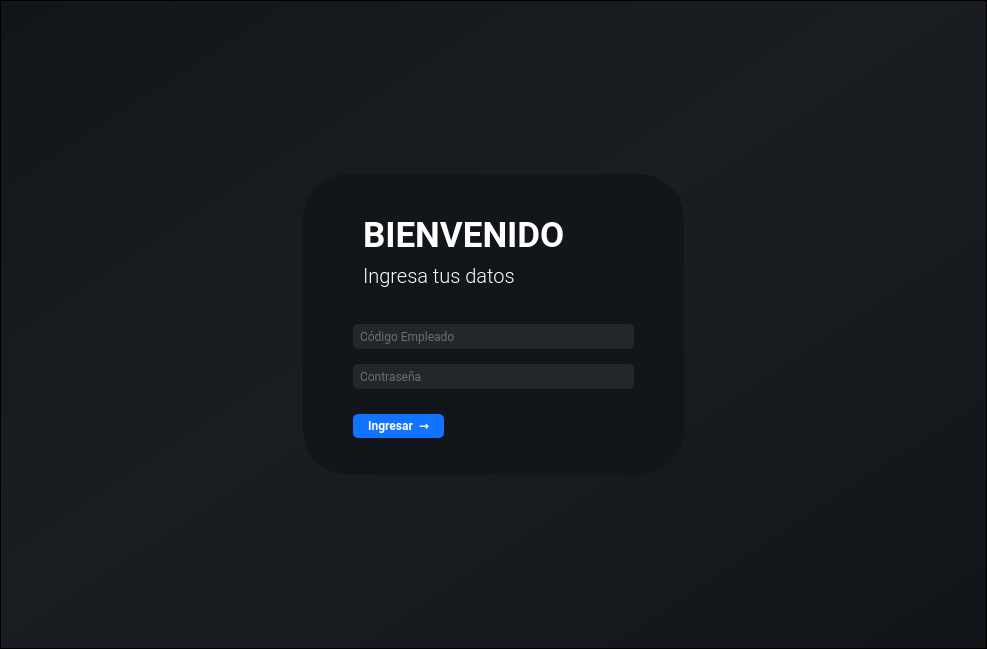
Qt form Interfaces/login/login_ui.ui (juanignaciocansillieri/bullsoft) before a commit.
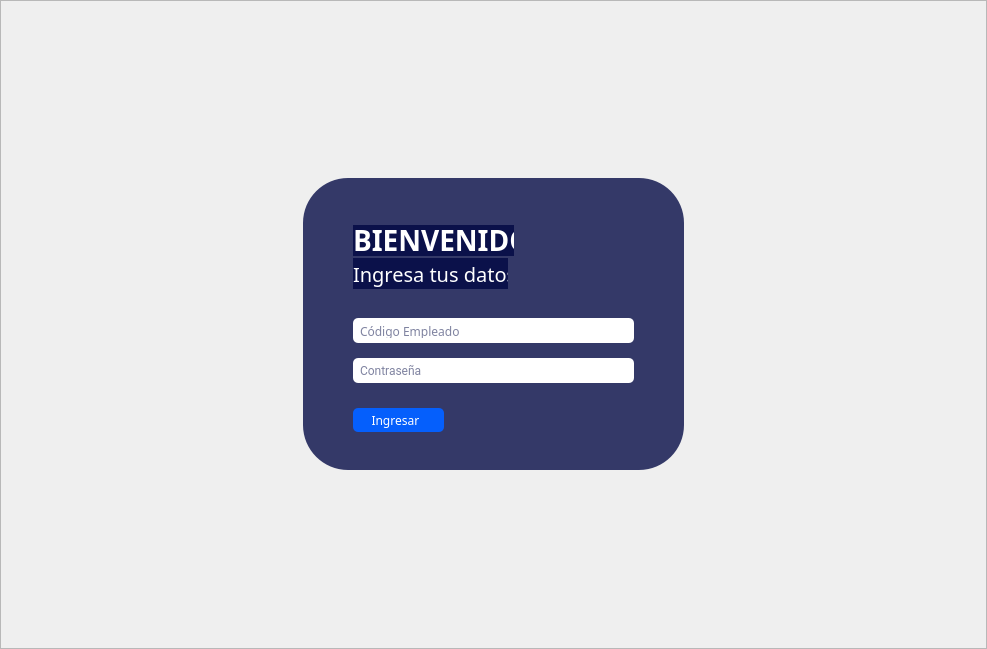
The same form after that commit. Icons and pictures are not drawn.

```diff
--- a/Interfaces/login/login_ui.ui
+++ b/Interfaces/login/login_ui.ui
@@ -10,6 +10,12 @@
     <height>649</height>
    </rect>
   </property>
+  <property name="maximumSize">
+   <size>
+    <width>987</width>
+    <height>649</height>
+   </size>
+  </property>
   <property name="windowTitle">
    <string>MainWindow</string>
   </property>
@@ -45,7 +51,9 @@
        </size>
       </property>
       <property name="styleSheet">
-       <string notr="true">background-color: qlineargradient(spread:pad, x1:0.00609095, y1:0, x2:0.966636, y2:0.955, stop:0 rgba(18, 21, 26, 255), stop:0.477273 rgba(26, 30, 35, 255), stop:1 rgba(18, 21, 26, 255));</string>
+       <string notr="true">QFrame{
+border-image: url(:/fondo/imagenfondo4-59.jpg);
+}</string>
       </property>
       <property name="frameShape">
        <enum>QFrame::StyledPanel</enum>
@@ -59,7 +67,7 @@
          <property name="maximumSize">
           <size>
            <width>381</width>
-           <height>301</height>
+           <height>292</height>
           </size>
          </property>
          <property name="sizeIncrement">
@@ -69,8 +77,9 @@
           </size>
          </property>
          <property name="styleSheet">
-          <string notr="true">background-color: #12151a;
-border-radius: 45px
+          <string notr="true">background-color: rgba(0, 7, 66,200);
+border-radius: 45px;
+border-image: none
 </string>
          </property>
          <property name="frameShape">
@@ -82,15 +91,22 @@
          <widget class="QLabel" name="titulo_login_lbl">
           <property name="geometry">
            <rect>
-            <x>60</x>
-            <y>20</y>
-            <width>251</width>
-            <height>81</height>
+            <x>50</x>
+            <y>47</y>
+            <width>161</width>
+            <height>31</height>
            </rect>
           </property>
+          <property name="font">
+           <font>
+            <family>Cairo Black</family>
+            <pointsize>21</pointsize>
+            <weight>75</weight>
+            <bold>true</bold>
+           </font>
+          </property>
           <property name="styleSheet">
-           <string notr="true">font: 35px bold ,Roboto;
-color: #fff;
+           <string notr="true">color: #fff;
 font-weight: bold;</string>
           </property>
           <property name="text">
@@ -100,16 +116,24 @@
          <widget class="QLabel" name="subt_login_lbl">
           <property name="geometry">
            <rect>
-            <x>60</x>
-            <y>90</y>
+            <x>50</x>
+            <y>80</y>
             <width>155</width>
-            <height>24</height>
+            <height>31</height>
            </rect>
           </property>
+          <property name="font">
+           <font>
+            <family>Cairo Light</family>
+            <pointsize>-1</pointsize>
+            <weight>25</weight>
+            <italic>false</italic>
+            <bold>false</bold>
+           </font>
+          </property>
           <property name="styleSheet">
            <string notr="true">font: 20px;
 color: #fff;
-font-family: Roboto;
 font-weight: 200;
 </string>
           </property>
@@ -121,22 +145,22 @@
           <property name="geometry">
            <rect>
             <x>50</x>
-            <y>150</y>
+            <y>140</y>
             <width>281</width>
             <height>25</height>
            </rect>
           </property>
           <property name="font">
            <font>
-            <family>Roboto</family>
+            <family>Cairo SemiBold</family>
            </font>
           </property>
           <property name="styleSheet">
            <string notr="true">QLineEdit{
-background: #23262b;
+background: #fff;
 border-radius: 5px;
 padding: 5px;
-color: #b3b3b3;
+color: #000742;
 }
 
 QLineEdit:focus{
@@ -154,7 +178,7 @@
           <property name="geometry">
            <rect>
             <x>50</x>
-            <y>190</y>
+            <y>180</y>
             <width>281</width>
             <height>25</height>
            </rect>
@@ -166,10 +190,10 @@
           </property>
           <property name="styleSheet">
            <string notr="true">QLineEdit{
-background: #23262b;
+background: #fff;
 border-radius: 5px;
 padding: 5px;
-color: #b3b3b3;
+color: #000742;
 }
 
 QLineEdit:focus{
@@ -190,11 +214,17 @@
           <property name="geometry">
            <rect>
             <x>50</x>
-            <y>240</y>
+            <y>230</y>
             <width>91</width>
             <height>24</height>
            </rect>
           </property>
+          <property name="font">
+           <font>
+            <family>Cairo SemiBold</family>
+            <pointsize>9</pointsize>
+           </font>
+          </property>
           <property name="cursor">
            <cursorShape>PointingHandCursor</cursorShape>
           </property>
@@ -202,17 +232,15 @@
            <enum>Qt::NoFocus</enum>
           </property>
           <property name="styleSheet">
-           <string notr="true">QPushButton#login_btn{
-background-color: #1173ff;
+           <string notr="true">QPushButton{
+background-color: #055ffc;
 color:#fff;
-font-size:12px;
-font-family: Roboto;
-font-weight: bold;
 border-radius: 5px;
-padding-bottom: 1px
+text-align:center;
 }
-QPushButton#login_btn:hover{
-background-color: #45a9f0;
+
+QPushButton:hover{
+
 }
 
 QPushButton#login_btn:pressed{
@@ -222,7 +250,7 @@
 </string>
           </property>
           <property name="text">
-           <string>Ingresar  →</string>
+           <string>Ingresar  </string>
           </property>
          </widget>
         </widget>
```
Left out of the diff: 10 changed lines with no effect on the pictures.
